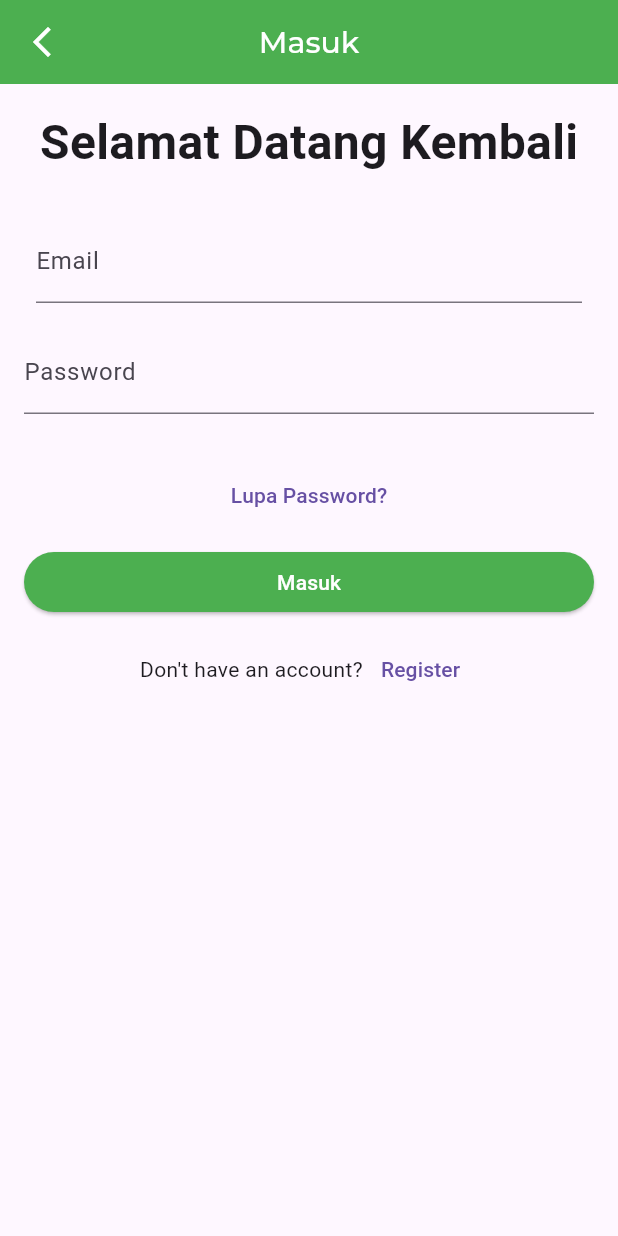
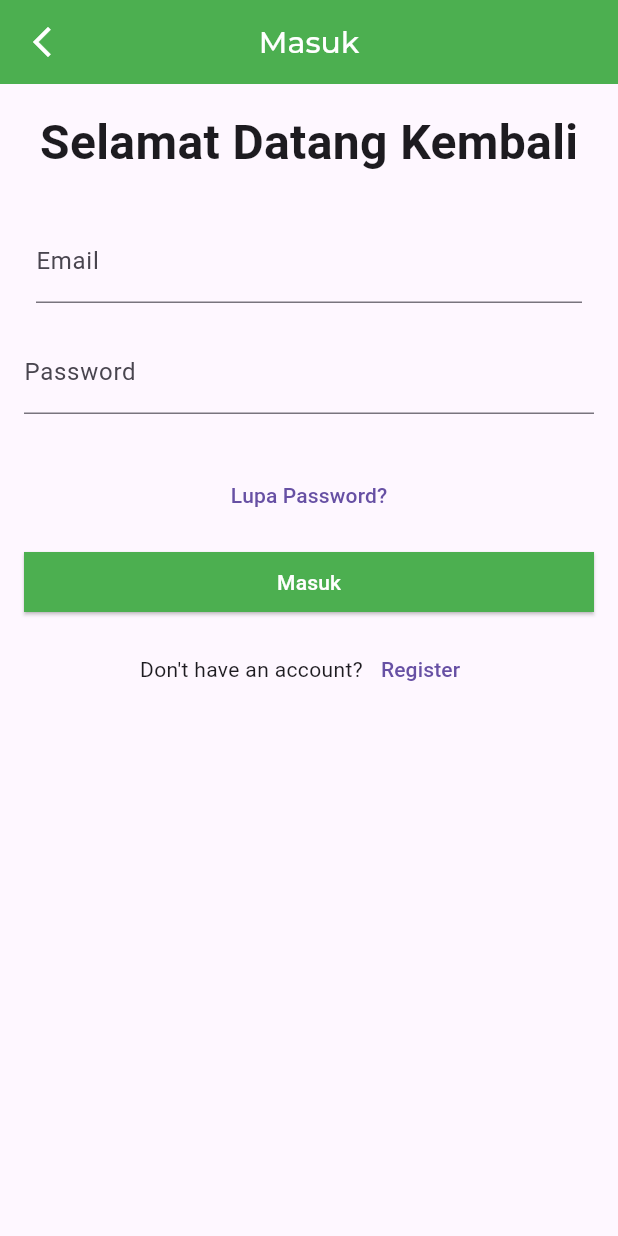
Before and after one commit to Dafrisu/TUBES_PPB, a Flutter app: the screen it shows after launch, after a tap on "Login", on a phone screen of 412 x 824 dp. Run offline on Flutter 3.47's test engine with Material 3 defaults, Android fonts, the phone set to English and light mode, and no system bars; our stand-ins replace expandable_text, google_fonts; network calls fail.

Commit message:
Update login.dart

```diff
--- a/lib/login.dart
+++ b/lib/login.dart
@@ -87,6 +87,7 @@ class login extends StatelessWidget {
               ElevatedButton(
                 style: ElevatedButton.styleFrom(
                   backgroundColor: Colors.green,
+                  shape: RoundedRectangleBorder(borderRadius: BorderRadius.zero),
                 ),
                 onPressed: () {
                   if (formKey.currentState?.validate() == true) {
```
